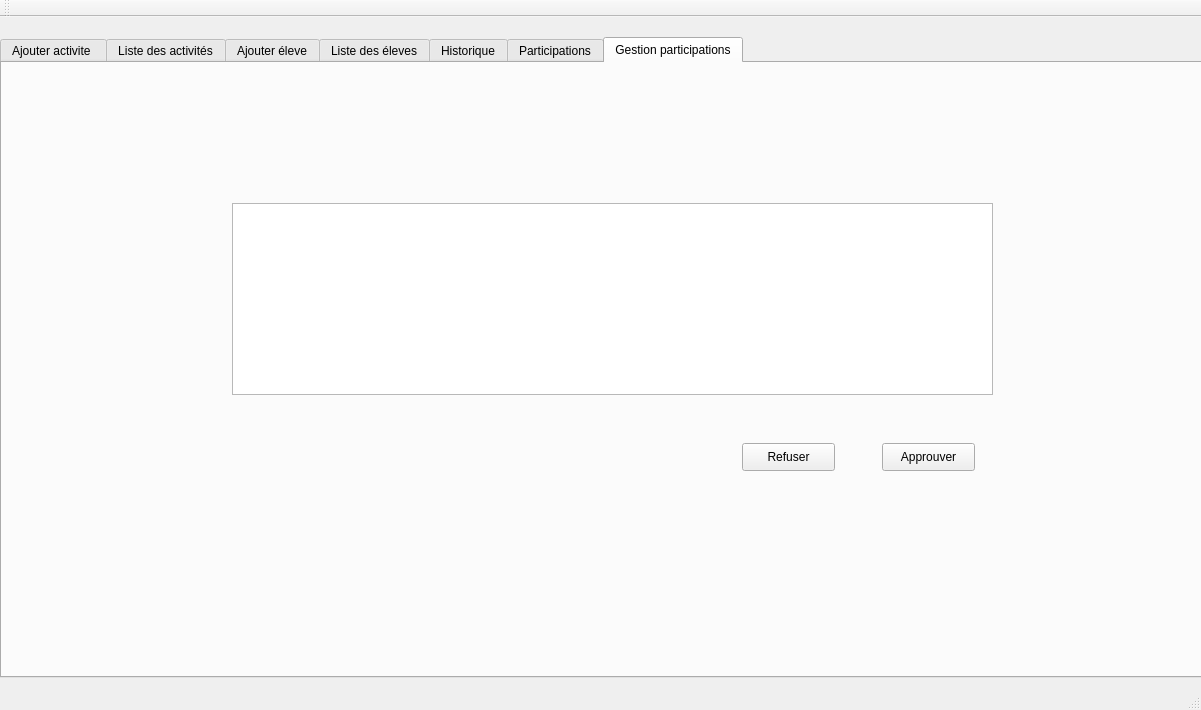
Above: mainwindow.ui from amira-1manai/QT_-project before the change. Below: the same form after it.
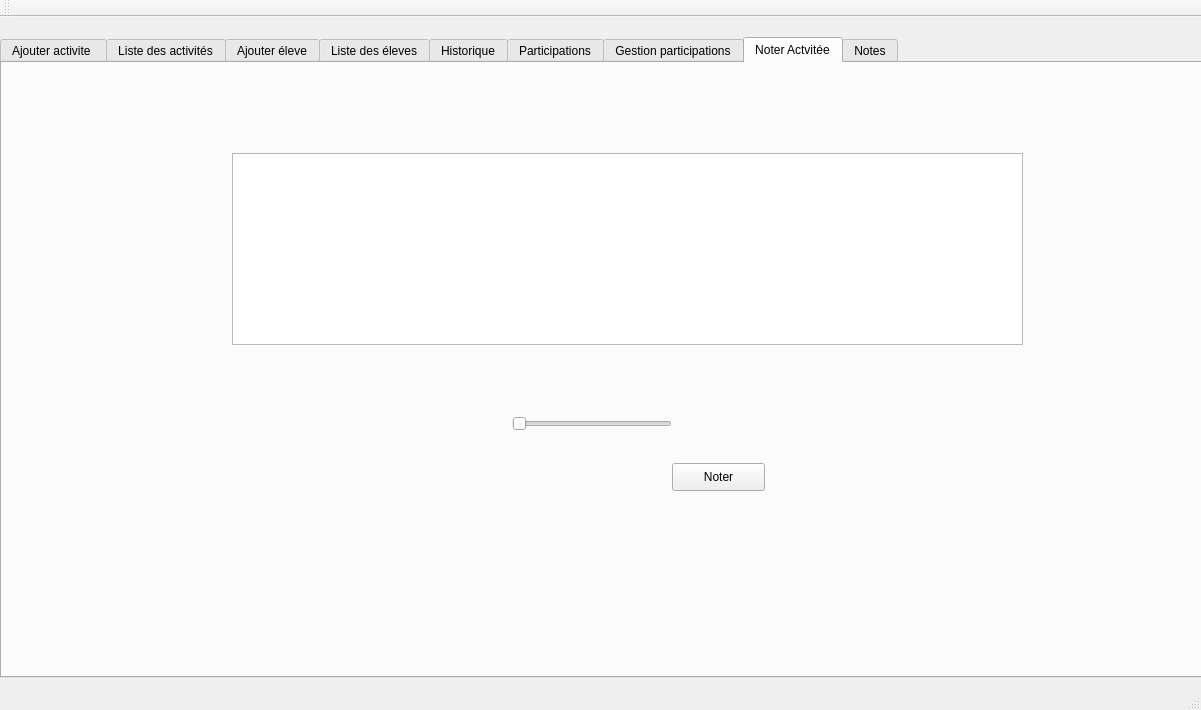
That is the form after the change.

Commit message: Note Activitée

Diff of the .ui file:
```diff
--- a/mainwindow.ui
+++ b/mainwindow.ui
@@ -24,7 +24,7 @@
      </rect>
     </property>
     <property name="currentIndex">
-     <number>6</number>
+     <number>7</number>
     </property>
     <widget class="QWidget" name="tab">
      <attribute name="title">
@@ -1294,6 +1294,62 @@
       </property>
      </widget>
     </widget>
+    <widget class="QWidget" name="tab_8">
+     <attribute name="title">
+      <string>Noter Actvitée</string>
+     </attribute>
+     <widget class="QSlider" name="SliderNote">
+      <property name="geometry">
+       <rect>
+        <x>510</x>
+        <y>350</y>
+        <width>160</width>
+        <height>22</height>
+       </rect>
+      </property>
+      <property name="orientation">
+       <enum>Qt::Horizontal</enum>
+      </property>
+     </widget>
+     <widget class="QTableView" name="tableView_7">
+      <property name="geometry">
+       <rect>
+        <x>230</x>
+        <y>90</y>
+        <width>791</width>
+        <height>192</height>
+       </rect>
+      </property>
+     </widget>
+     <widget class="QPushButton" name="pushButton_14">
+      <property name="geometry">
+       <rect>
+        <x>670</x>
+        <y>400</y>
+        <width>93</width>
+        <height>28</height>
+       </rect>
+      </property>
+      <property name="text">
+       <string>Noter</string>
+      </property>
+     </widget>
+    </widget>
+    <widget class="QWidget" name="tab_9">
+     <attribute name="title">
+      <string>Notes</string>
+     </attribute>
+     <widget class="QTableView" name="tableView_8">
+      <property name="geometry">
+       <rect>
+        <x>320</x>
+        <y>140</y>
+        <width>561</width>
+        <height>192</height>
+       </rect>
+      </property>
+     </widget>
+    </widget>
    </widget>
   </widget>
   <widget class="QMenuBar" name="menuBar">
```
The commit also changes 8 other files.
